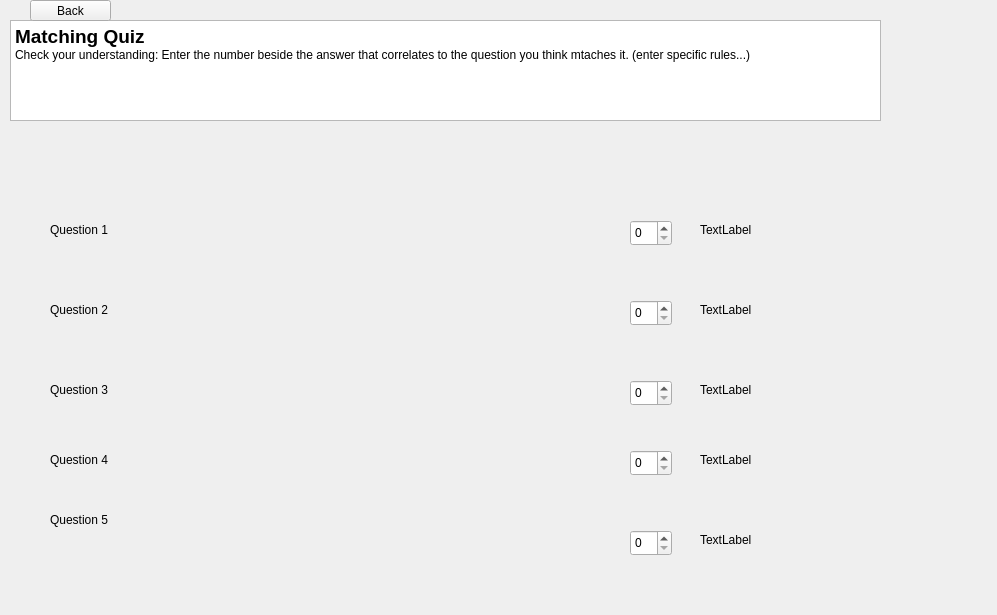
Before: the Qt Designer form A8EduApp/quizmatchingwidget.ui in University-of-Utah-CS3505/a9-edu-app-f24-00Calvin00, drawn with Qt 5.
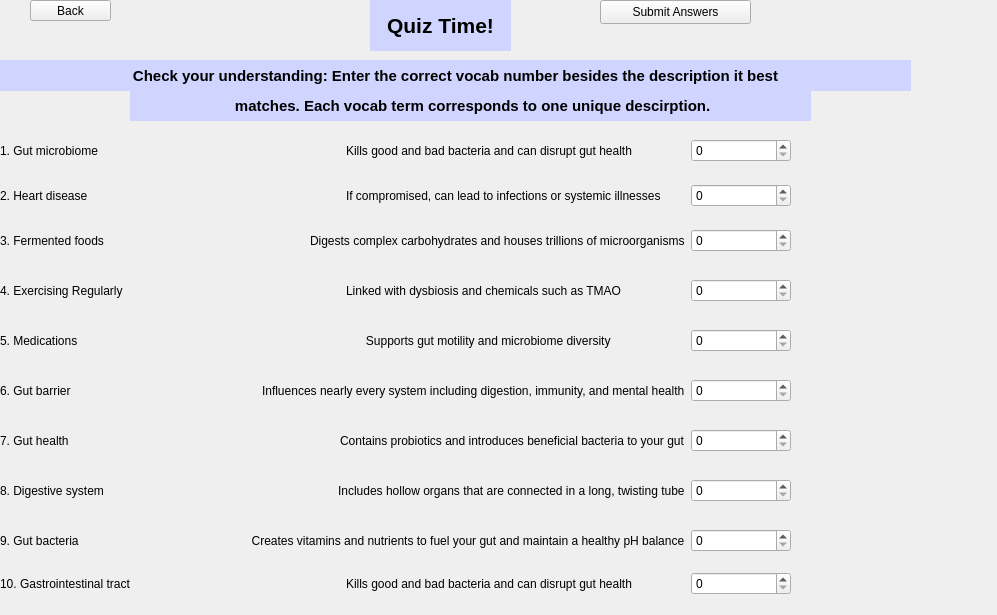
After: the same form once the commit is applied.

Commit message: Quizzing matching done

What changed in the file:
```diff
--- a/A8EduApp/quizmatchingwidget.ui
+++ b/A8EduApp/quizmatchingwidget.ui
@@ -13,207 +13,6 @@
   <property name="windowTitle">
    <string>Form</string>
   </property>
-  <widget class="QLabel" name="label_2">
-   <property name="geometry">
-    <rect>
-     <x>50</x>
-     <y>220</y>
-     <width>101</width>
-     <height>20</height>
-    </rect>
-   </property>
-   <property name="text">
-    <string>Question 1</string>
-   </property>
-  </widget>
-  <widget class="QTextBrowser" name="textBrowser">
-   <property name="geometry">
-    <rect>
-     <x>10</x>
-     <y>20</y>
-     <width>871</width>
-     <height>101</height>
-    </rect>
-   </property>
-   <property name="html">
-    <string>&lt;!DOCTYPE HTML PUBLIC &quot;-//W3C//DTD HTML 4.0//EN&quot; &quot;http://www.w3.org/TR/REC-html40/strict.dtd&quot;&gt;
-&lt;html&gt;&lt;head&gt;&lt;meta name=&quot;qrichtext&quot; content=&quot;1&quot; /&gt;&lt;meta charset=&quot;utf-8&quot; /&gt;&lt;style type=&quot;text/css&quot;&gt;
-p, li { white-space: pre-wrap; }
-hr { height: 1px; border-width: 0; }
-li.unchecked::marker { content: &quot;\2610&quot;; }
-li.checked::marker { content: &quot;\2612&quot;; }
-&lt;/style&gt;&lt;/head&gt;&lt;body style=&quot; font-family:'.AppleSystemUIFont'; font-size:13pt; font-weight:400; font-style:normal;&quot;&gt;
-&lt;p style=&quot; margin-top:0px; margin-bottom:0px; margin-left:0px; margin-right:0px; -qt-block-indent:0; text-indent:0px;&quot;&gt;&lt;span style=&quot; font-family:'Segoe UI'; font-size:14pt; font-weight:700;&quot;&gt;Matching Quiz&lt;/span&gt;&lt;/p&gt;
-&lt;p style=&quot; margin-top:0px; margin-bottom:0px; margin-left:0px; margin-right:0px; -qt-block-indent:0; text-indent:0px;&quot;&gt;&lt;span style=&quot; font-family:'Segoe UI'; font-size:9pt;&quot;&gt;Check your understanding: Enter the number beside the answer that correlates to the question you think mtaches it. (enter specific rules...)&lt;/span&gt;&lt;/p&gt;&lt;/body&gt;&lt;/html&gt;</string>
-   </property>
-  </widget>
-  <widget class="QLabel" name="label">
-   <property name="geometry">
-    <rect>
-     <x>50</x>
-     <y>300</y>
-     <width>71</width>
-     <height>20</height>
-    </rect>
-   </property>
-   <property name="text">
-    <string>Question 2</string>
-   </property>
-  </widget>
-  <widget class="QLabel" name="label_3">
-   <property name="geometry">
-    <rect>
-     <x>50</x>
-     <y>380</y>
-     <width>91</width>
-     <height>20</height>
-    </rect>
-   </property>
-   <property name="text">
-    <string>Question 3</string>
-   </property>
-  </widget>
-  <widget class="QLabel" name="label_4">
-   <property name="geometry">
-    <rect>
-     <x>50</x>
-     <y>450</y>
-     <width>81</width>
-     <height>20</height>
-    </rect>
-   </property>
-   <property name="text">
-    <string>Question 4</string>
-   </property>
-  </widget>
-  <widget class="QLabel" name="label_5">
-   <property name="geometry">
-    <rect>
-     <x>50</x>
-     <y>510</y>
-     <width>81</width>
-     <height>20</height>
-    </rect>
-   </property>
-   <property name="text">
-    <string>Question 5</string>
-   </property>
-  </widget>
-  <widget class="QLabel" name="label_6">
-   <property name="geometry">
-    <rect>
-     <x>700</x>
-     <y>220</y>
-     <width>63</width>
-     <height>20</height>
-    </rect>
-   </property>
-   <property name="text">
-    <string>TextLabel</string>
-   </property>
-  </widget>
-  <widget class="QLabel" name="label_7">
-   <property name="geometry">
-    <rect>
-     <x>700</x>
-     <y>300</y>
-     <width>63</width>
-     <height>20</height>
-    </rect>
-   </property>
-   <property name="text">
-    <string>TextLabel</string>
-   </property>
-  </widget>
-  <widget class="QLabel" name="label_8">
-   <property name="geometry">
-    <rect>
-     <x>700</x>
-     <y>380</y>
-     <width>63</width>
-     <height>20</height>
-    </rect>
-   </property>
-   <property name="text">
-    <string>TextLabel</string>
-   </property>
-  </widget>
-  <widget class="QLabel" name="label_9">
-   <property name="geometry">
-    <rect>
-     <x>700</x>
-     <y>450</y>
-     <width>63</width>
-     <height>20</height>
-    </rect>
-   </property>
-   <property name="text">
-    <string>TextLabel</string>
-   </property>
-  </widget>
-  <widget class="QLabel" name="label_10">
-   <property name="geometry">
-    <rect>
-     <x>700</x>
-     <y>530</y>
-     <width>63</width>
-     <height>20</height>
-    </rect>
-   </property>
-   <property name="text">
-    <string>TextLabel</string>
-   </property>
-  </widget>
-  <widget class="QSpinBox" name="spinBox">
-   <property name="geometry">
-    <rect>
-     <x>630</x>
-     <y>220</y>
-     <width>42</width>
-     <height>26</height>
-    </rect>
-   </property>
-  </widget>
-  <widget class="QSpinBox" name="spinBox_2">
-   <property name="geometry">
-    <rect>
-     <x>630</x>
-     <y>300</y>
-     <width>42</width>
-     <height>26</height>
-    </rect>
-   </property>
-  </widget>
-  <widget class="QSpinBox" name="spinBox_3">
-   <property name="geometry">
-    <rect>
-     <x>630</x>
-     <y>380</y>
-     <width>42</width>
-     <height>26</height>
-    </rect>
-   </property>
-  </widget>
-  <widget class="QSpinBox" name="spinBox_4">
-   <property name="geometry">
-    <rect>
-     <x>630</x>
-     <y>450</y>
-     <width>42</width>
-     <height>26</height>
-    </rect>
-   </property>
-  </widget>
-  <widget class="QSpinBox" name="spinBox_5">
-   <property name="geometry">
-    <rect>
-     <x>630</x>
-     <y>530</y>
-     <width>42</width>
-     <height>26</height>
-    </rect>
-   </property>
-  </widget>
   <widget class="QPushButton" name="backToQuizHomeButton">
    <property name="geometry">
     <rect>
@@ -227,6 +26,478 @@
     <string>Back</string>
    </property>
   </widget>
+  <widget class="QLabel" name="title">
+   <property name="geometry">
+    <rect>
+     <x>370</x>
+     <y>0</y>
+     <width>141</width>
+     <height>51</height>
+    </rect>
+   </property>
+   <property name="font">
+    <font>
+     <pointsize>16</pointsize>
+     <italic>false</italic>
+     <bold>true</bold>
+     <kerning>true</kerning>
+    </font>
+   </property>
+   <property name="autoFillBackground">
+    <bool>false</bool>
+   </property>
+   <property name="styleSheet">
+    <string notr="true">color: black;
+background-color: rgb(207, 213, 255);</string>
+   </property>
+   <property name="text">
+    <string>Quiz Time!</string>
+   </property>
+   <property name="alignment">
+    <set>Qt::AlignmentFlag::AlignCenter</set>
+   </property>
+  </widget>
+  <widget class="QLabel" name="instructions">
+   <property name="geometry">
+    <rect>
+     <x>0</x>
+     <y>60</y>
+     <width>911</width>
+     <height>31</height>
+    </rect>
+   </property>
+   <property name="font">
+    <font>
+     <pointsize>11</pointsize>
+     <italic>false</italic>
+     <bold>true</bold>
+     <kerning>true</kerning>
+    </font>
+   </property>
+   <property name="autoFillBackground">
+    <bool>false</bool>
+   </property>
+   <property name="styleSheet">
+    <string notr="true">color: black;
+background-color: rgb(207, 213, 255);</string>
+   </property>
+   <property name="text">
+    <string>Check your understanding: Enter the correct vocab number besides the description it best</string>
+   </property>
+   <property name="alignment">
+    <set>Qt::AlignmentFlag::AlignCenter</set>
+   </property>
+  </widget>
+  <widget class="QLabel" name="instructions_2">
+   <property name="geometry">
+    <rect>
+     <x>130</x>
+     <y>90</y>
+     <width>681</width>
+     <height>31</height>
+    </rect>
+   </property>
+   <property name="font">
+    <font>
+     <pointsize>11</pointsize>
+     <italic>false</italic>
+     <bold>true</bold>
+     <kerning>true</kerning>
+    </font>
+   </property>
+   <property name="autoFillBackground">
+    <bool>false</bool>
+   </property>
+   <property name="styleSheet">
+    <string notr="true">color: black;
+background-color: rgb(207, 213, 255);</string>
+   </property>
+   <property name="text">
+    <string> matches. Each vocab term corresponds to one unique descirption.</string>
+   </property>
+   <property name="alignment">
+    <set>Qt::AlignmentFlag::AlignCenter</set>
+   </property>
+  </widget>
+  <widget class="QWidget" name="horizontalLayoutWidget">
+   <property name="geometry">
+    <rect>
+     <x>0</x>
+     <y>130</y>
+     <width>791</width>
+     <height>41</height>
+    </rect>
+   </property>
+   <layout class="QHBoxLayout" name="horizontalLayout">
+    <item>
+     <widget class="QLabel" name="label_2">
+      <property name="text">
+       <string>1. Gut microbiome</string>
+      </property>
+     </widget>
+    </item>
+    <item>
+     <widget class="QLabel" name="label_6">
+      <property name="text">
+       <string>Kills good and bad bacteria and can disrupt gut health</string>
+      </property>
+     </widget>
+    </item>
+    <item>
+     <widget class="QSpinBox" name="spinBox">
+      <property name="maximumSize">
+       <size>
+        <width>100</width>
+        <height>16777215</height>
+       </size>
+      </property>
+     </widget>
+    </item>
+   </layout>
+  </widget>
+  <widget class="QWidget" name="horizontalLayoutWidget_2">
+   <property name="geometry">
+    <rect>
+     <x>0</x>
+     <y>180</y>
+     <width>791</width>
+     <height>31</height>
+    </rect>
+   </property>
+   <layout class="QHBoxLayout" name="horizontalLayout_2">
+    <item>
+     <widget class="QLabel" name="label_11">
+      <property name="text">
+       <string>2. Heart disease</string>
+      </property>
+     </widget>
+    </item>
+    <item>
+     <widget class="QLabel" name="label_12">
+      <property name="text">
+       <string>If compromised, can lead to infections or systemic illnesses</string>
+      </property>
+     </widget>
+    </item>
+    <item>
+     <widget class="QSpinBox" name="spinBox_6">
+      <property name="maximumSize">
+       <size>
+        <width>100</width>
+        <height>16777215</height>
+       </size>
+      </property>
+     </widget>
+    </item>
+   </layout>
+  </widget>
+  <widget class="QWidget" name="horizontalLayoutWidget_3">
+   <property name="geometry">
+    <rect>
+     <x>0</x>
+     <y>220</y>
+     <width>791</width>
+     <height>41</height>
+    </rect>
+   </property>
+   <layout class="QHBoxLayout" name="horizontalLayout_3">
+    <item>
+     <widget class="QLabel" name="label_3">
+      <property name="text">
+       <string>3. Fermented foods</string>
+      </property>
+     </widget>
+    </item>
+    <item>
+     <widget class="QLabel" name="label_7">
+      <property name="text">
+       <string>Digests complex carbohydrates and houses trillions of microorganisms</string>
+      </property>
+     </widget>
+    </item>
+    <item>
+     <widget class="QSpinBox" name="spinBox_2">
+      <property name="maximumSize">
+       <size>
+        <width>100</width>
+        <height>16777215</height>
+       </size>
+      </property>
+     </widget>
+    </item>
+   </layout>
+  </widget>
+  <widget class="QWidget" name="horizontalLayoutWidget_4">
+   <property name="geometry">
+    <rect>
+     <x>0</x>
+     <y>270</y>
+     <width>791</width>
+     <height>41</height>
+    </rect>
+   </property>
+   <layout class="QHBoxLayout" name="horizontalLayout_4">
+    <item>
+     <widget class="QLabel" name="label_4">
+      <property name="text">
+       <string>4. Exercising Regularly</string>
+      </property>
+     </widget>
+    </item>
+    <item>
+     <widget class="QLabel" name="label_8">
+      <property name="text">
+       <string>Linked with dysbiosis and chemicals such as TMAO</string>
+      </property>
+     </widget>
+    </item>
+    <item>
+     <widget class="QSpinBox" name="spinBox_3">
+      <property name="maximumSize">
+       <size>
+        <width>100</width>
+        <height>16777215</height>
+       </size>
+      </property>
+     </widget>
+    </item>
+   </layout>
+  </widget>
+  <widget class="QWidget" name="horizontalLayoutWidget_5">
+   <property name="geometry">
+    <rect>
+     <x>0</x>
+     <y>320</y>
+     <width>791</width>
+     <height>41</height>
+    </rect>
+   </property>
+   <layout class="QHBoxLayout" name="horizontalLayout_5">
+    <item>
+     <widget class="QLabel" name="label_5">
+      <property name="text">
+       <string>5. Medications</string>
+      </property>
+     </widget>
+    </item>
+    <item>
+     <widget class="QLabel" name="label_9">
+      <property name="text">
+       <string>      Supports gut motility and microbiome diversity</string>
+      </property>
+     </widget>
+    </item>
+    <item>
+     <widget class="QSpinBox" name="spinBox_4">
+      <property name="maximumSize">
+       <size>
+        <width>100</width>
+        <height>16777215</height>
+       </size>
+      </property>
+     </widget>
+    </item>
+   </layout>
+  </widget>
+  <widget class="QWidget" name="horizontalLayoutWidget_6">
+   <property name="geometry">
+    <rect>
+     <x>0</x>
+     <y>370</y>
+     <width>791</width>
+     <height>41</height>
+    </rect>
+   </property>
+   <layout class="QHBoxLayout" name="horizontalLayout_6">
+    <item>
+     <widget class="QLabel" name="label_10">
+      <property name="text">
+       <string>6. Gut barrier</string>
+      </property>
+     </widget>
+    </item>
+    <item>
+     <widget class="QLabel" name="label_13">
+      <property name="text">
+       <string>Influences nearly every system including digestion, immunity, and mental health</string>
+      </property>
+     </widget>
+    </item>
+    <item>
+     <widget class="QSpinBox" name="spinBox_5">
+      <property name="maximumSize">
+       <size>
+        <width>100</width>
+        <height>16777215</height>
+       </size>
+      </property>
+     </widget>
+    </item>
+   </layout>
+  </widget>
+  <widget class="QWidget" name="horizontalLayoutWidget_7">
+   <property name="geometry">
+    <rect>
+     <x>0</x>
+     <y>420</y>
+     <width>791</width>
+     <height>41</height>
+    </rect>
+   </property>
+   <layout class="QHBoxLayout" name="horizontalLayout_7">
+    <item>
+     <widget class="QLabel" name="label_14">
+      <property name="text">
+       <string>7. Gut health</string>
+      </property>
+     </widget>
+    </item>
+    <item>
+     <widget class="QLabel" name="label_15">
+      <property name="text">
+       <string>Contains probiotics and introduces beneficial bacteria to your gut</string>
+      </property>
+     </widget>
+    </item>
+    <item>
+     <widget class="QSpinBox" name="spinBox_7">
+      <property name="maximumSize">
+       <size>
+        <width>100</width>
+        <height>16777215</height>
+       </size>
+      </property>
+     </widget>
+    </item>
+   </layout>
+  </widget>
+  <widget class="QWidget" name="horizontalLayoutWidget_8">
+   <property name="geometry">
+    <rect>
+     <x>0</x>
+     <y>470</y>
+     <width>791</width>
+     <height>41</height>
+    </rect>
+   </property>
+   <layout class="QHBoxLayout" name="horizontalLayout_8">
+    <item>
+     <widget class="QLabel" name="label_16">
+      <property name="text">
+       <string>8. Digestive system</string>
+      </property>
+     </widget>
+    </item>
+    <item>
+     <widget class="QLabel" name="label_17">
+      <property name="text">
+       <string>Includes hollow organs that are connected in a long, twisting tube</string>
+      </property>
+     </widget>
+    </item>
+    <item>
+     <widget class="QSpinBox" name="spinBox_8">
+      <property name="maximumSize">
+       <size>
+        <width>100</width>
+        <height>16777215</height>
+       </size>
+      </property>
+     </widget>
+    </item>
+   </layout>
+  </widget>
+  <widget class="QWidget" name="horizontalLayoutWidget_10">
+   <property name="geometry">
+    <rect>
+     <x>0</x>
+     <y>570</y>
+     <width>791</width>
+     <height>28</height>
+    </rect>
+   </property>
+   <layout class="QHBoxLayout" name="horizontalLayout_10">
+    <item>
+     <widget class="QLabel" name="label_20">
+      <property name="text">
+       <string>10. Gastrointestinal tract</string>
+      </property>
+     </widget>
+    </item>
+    <item>
+     <widget class="QLabel" name="label_21">
+      <property name="text">
+       <string>Kills good and bad bacteria and can disrupt gut health</string>
+      </property>
+     </widget>
+    </item>
+    <item>
+     <widget class="QSpinBox" name="spinBox_10">
+      <property name="maximumSize">
+       <size>
+        <width>100</width>
+        <height>16777215</height>
+       </size>
+      </property>
+     </widget>
+    </item>
+   </layout>
+  </widget>
+  <widget class="QWidget" name="horizontalLayoutWidget_11">
+   <property name="geometry">
+    <rect>
+     <x>0</x>
+     <y>520</y>
+     <width>791</width>
+     <height>41</height>
+    </rect>
+   </property>
+   <layout class="QHBoxLayout" name="horizontalLayout_11">
+    <item>
+     <widget class="QLabel" name="label_22">
+      <property name="text">
+       <string>9. Gut bacteria</string>
+      </property>
+     </widget>
+    </item>
+    <item>
+     <widget class="QLabel" name="label_19">
+      <property name="maximumSize">
+       <size>
+        <width>2000</width>
+        <height>2000</height>
+       </size>
+      </property>
+      <property name="text">
+       <string>           Creates vitamins and nutrients to fuel your gut and maintain a healthy pH balance</string>
+      </property>
+     </widget>
+    </item>
+    <item>
+     <widget class="QSpinBox" name="spinBox_9">
+      <property name="maximumSize">
+       <size>
+        <width>100</width>
+        <height>16777215</height>
+       </size>
+      </property>
+     </widget>
+    </item>
+   </layout>
+  </widget>
+  <widget class="QPushButton" name="submitButton">
+   <property name="geometry">
+    <rect>
+     <x>600</x>
+     <y>0</y>
+     <width>151</width>
+     <height>24</height>
+    </rect>
+   </property>
+   <property name="text">
+    <string>Submit Answers</string>
+   </property>
+  </widget>
  </widget>
  <resources/>
  <connections/>
```
The commit also changes 60 other files.
